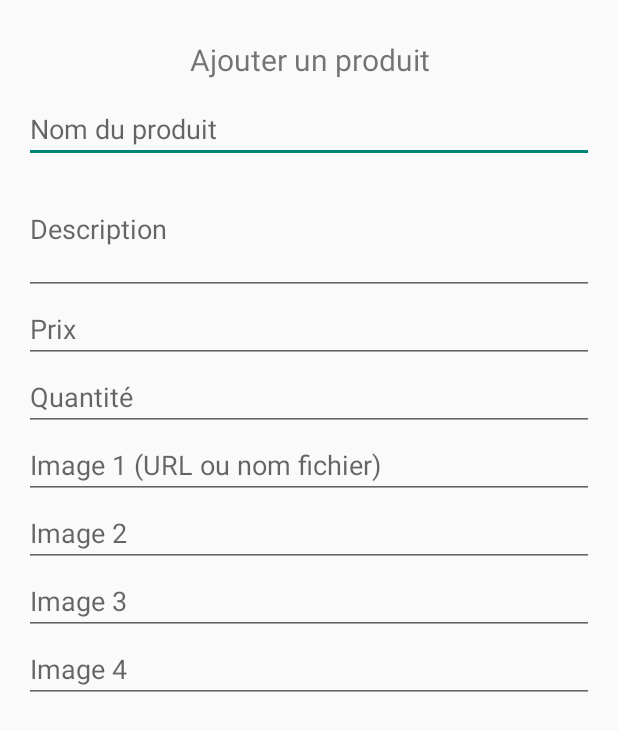
After one commit to med-sidmed/DEV_Mobile_MINI_Projet, an Android app: the layout add_produit.xml on its own in the app's theme, with its tools: preview values and no code run, on a phone screen of 412 x 824 dp. The commit adds this screen. Shown: the top 731 px of the screen. Run offline under Robolectric (Android 15) with nearby library versions, the phone set to English and light mode, and no system bars.

Commit message:
add a new project

```diff
--- a/app/src/main/java/com/example/shop/Databases/Produits.java
+++ /dev/null
@@ -1,5 +0,0 @@
-package com.example.shop.Databases;
-
-public class Produits {
-
-}
--- a/app/src/main/res/layout/activity_main.xml
+++ b/app/src/main/res/layout/activity_main.xml
@@ -193,6 +193,7 @@
         </LinearLayout>
         <!-- Produits -->
         <LinearLayout
+            android:orientation="horizontal"
             android:layout_width="match_parent"
             android:layout_height="wrap_content">
 
--- /dev/null
+++ b/app/src/main/res/layout/add_produit.xml
@@ -0,0 +1,85 @@
+<?xml version="1.0" encoding="utf-8"?>
+<ScrollView xmlns:android="http://schemas.android.com/apk/res/android"
+    android:layout_width="match_parent"
+    android:layout_height="match_parent"
+    android:padding="16dp">
+
+    <LinearLayout
+        android:orientation="vertical"
+        android:layout_width="match_parent"
+        android:layout_height="wrap_content">
+        <TextView
+            android:layout_width="match_parent"
+            android:layout_height="wrap_content"
+            android:text="Ajouter un produit"
+            android:textSize="20sp"
+            android:layout_gravity="center"
+            android:gravity="center"
+            android:layout_margin="10sp"/>        <!-- Nom -->
+        <EditText
+            android:id="@+id/nomProduit"
+            android:layout_width="match_parent"
+            android:layout_height="wrap_content"
+            android:hint="Nom du produit"
+            android:inputType="text"/>
+
+        <!-- Description -->
+        <EditText
+            android:id="@+id/descriptionProduit"
+            android:layout_width="match_parent"
+            android:layout_height="wrap_content"
+            android:hint="Description"
+            android:inputType="textMultiLine"
+            android:minLines="3"/>
+
+        <!-- Prix -->
+        <EditText
+            android:id="@+id/prixProduit"
+            android:layout_width="match_parent"
+            android:layout_height="wrap_content"
+            android:hint="Prix"
+            android:inputType="numberDecimal"/>
+
+        <!-- Quantité -->
+        <EditText
+            android:id="@+id/quantiteProduit"
+            android:layout_width="match_parent"
+            android:layout_height="wrap_content"
+            android:hint="Quantité"
+            android:inputType="number"/>
+
+        <!-- Image 1 -->
+        <EditText
+            android:id="@+id/image1Produit"
+            android:layout_width="match_parent"
+            android:layout_height="wrap_content"
+            android:hint="Image 1 (URL ou nom fichier)"
+            android:inputType="text"/>
+
+        <!-- Image 2 -->
+        <EditText
+            android:id="@+id/image2Produit"
+            android:layout_width="match_parent"
+            android:layout_height="wrap_content"
+            android:hint="Image 2"
+            android:inputType="text"/>
+
+        <!-- Image 3 -->
+        <EditText
+            android:id="@+id/image3Produit"
+            android:layout_width="match_parent"
+            android:layout_height="wrap_content"
+            android:hint="Image 3"
+            android:inputType="text"/>
+
+        <!-- Image 4 -->
+        <EditText
+            android:id="@+id/image4Produit"
+            android:layout_width="match_parent"
+            android:layout_height="wrap_content"
+            android:hint="Image 4"
+            android:inputType="text"/>
+
+
+    </LinearLayout>
+</ScrollView>
```
Also changed, not shown: app/src/main/java/com/example/shop/Activities/AjouterProduitActivity.java (added, +63 -0 lines), app/src/main/java/com/example/shop/Activities/ProfileActivity.java (+67 -22 lines), app/src/main/java/com/example/shop/Databases/DBHelper.java (+53 -63 lines), app/src/main/res/layout/activity_profile.xml (+10 -1 lines).
